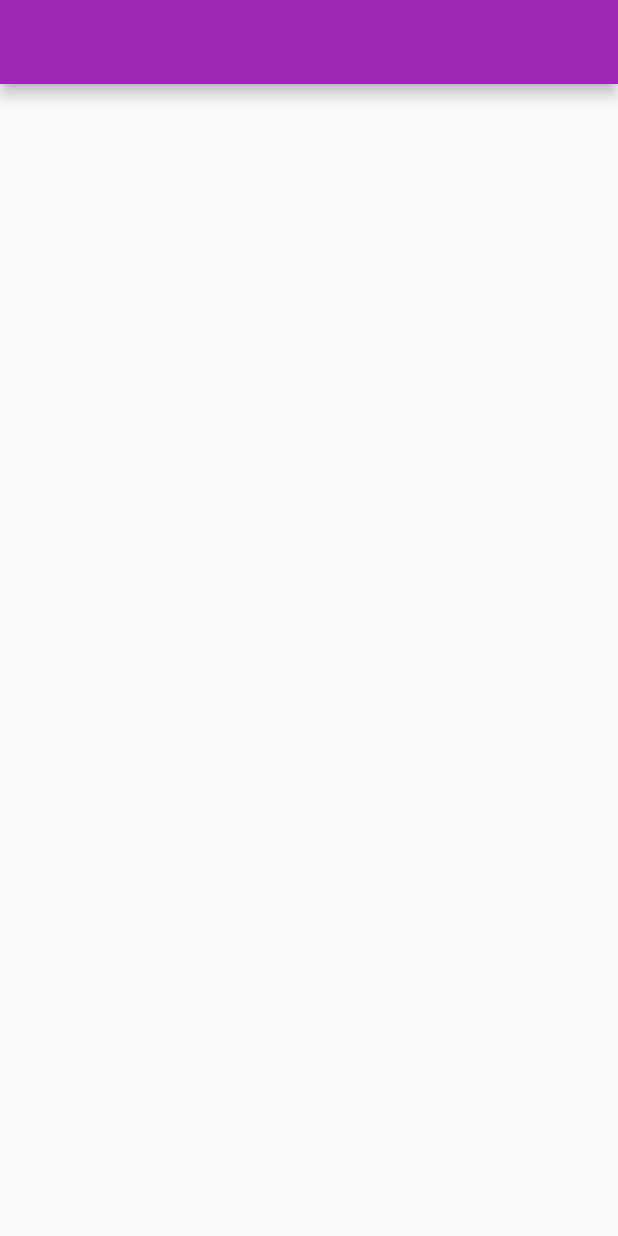
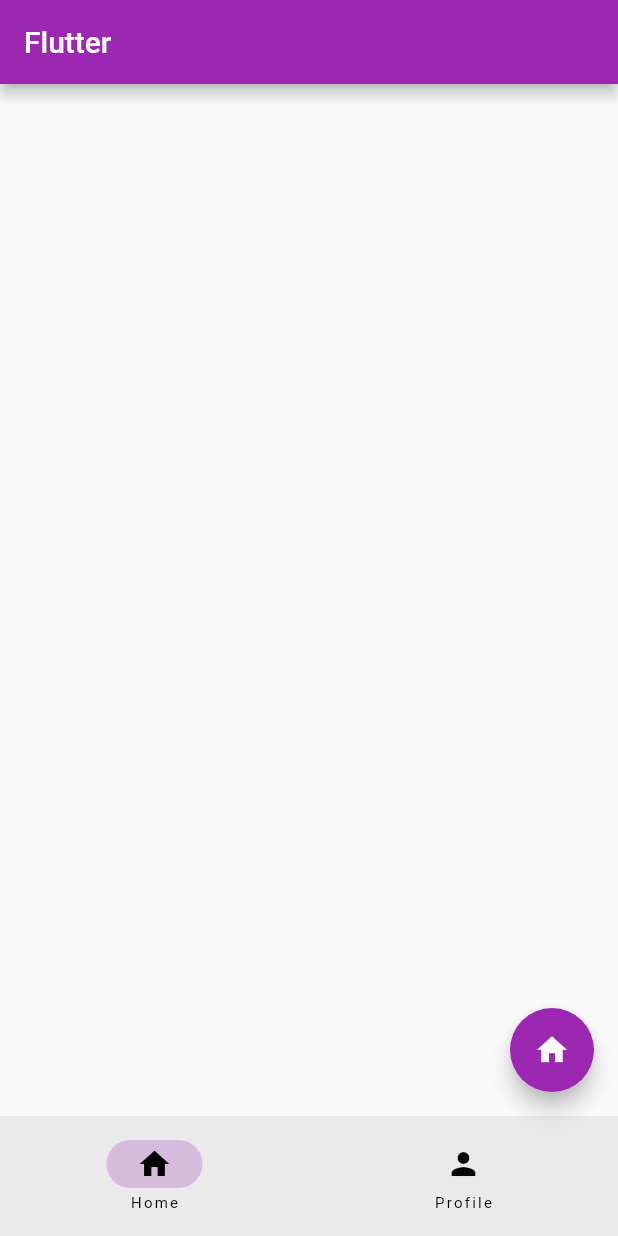
Before and after one commit to MDMohaymenUlAnam/flutterstarter, a Flutter app: the screen it shows after launch, on a phone screen of 412 x 824 dp. Run offline on Flutter 3.47's test engine with Material 2 defaults, Android fonts, the phone set to English and light mode, and no system bars.

Commit message:
Working on the navigationbar

```diff
--- a/coolapp/lib/main.dart
+++ b/coolapp/lib/main.dart
@@ -9,18 +9,17 @@ class MyApp extends StatelessWidget {
 
   @override
   Widget build(BuildContext context) {
-    return  MaterialApp( //here the const keyword has to used to solve the warning, so that flutter is happy and wont show errors
+    return MaterialApp(
+      //here the const keyword has to used to solve the warning, so that flutter is happy and wont show errors
       debugShowCheckedModeBanner: false,
-      theme: ThemeData(
-        primarySwatch: Colors.purple
-      ),
+      theme: ThemeData(primarySwatch: Colors.purple),
       home: const RootPage(),
     ); //widget then argument home, then again widget scaffold and under that another widget. This is the flow of flutter archi. This part basically displays white screen
-
   }
 }
 
-class RootPage extends StatefulWidget { //when user clicks on the screen and it changes something, we need this stateful widget. Kinda like setstate of React
+class RootPage extends StatefulWidget {
+  //when user clicks on the screen and it changes something, we need this stateful widget. Kinda like setstate of React
   const RootPage({super.key});
 
   @override
@@ -28,10 +27,23 @@ class RootPage extends StatefulWidget { //when user clicks on the screen and it
 }
 
 class _RootPageState extends State<RootPage> {
+  int currentPage = 0;
   @override
   Widget build(BuildContext context) {
-    return  Scaffold(
-      appBar: AppBar(),
+    return Scaffold(
+      appBar: AppBar(
+        title: const Text('Flutter'),
+      ),
+      floatingActionButton: FloatingActionButton(
+        onPressed: () {
+          debugPrint('Floating action button is pressed');
+        },
+        child: const Icon(Icons.home),
+      ),
+      bottomNavigationBar: NavigationBar(destinations: const [
+        NavigationDestination(icon: Icon(Icons.home), label: 'Home'),
+        NavigationDestination(icon: Icon(Icons.person), label: 'Profile')
+      ]),
     );
   }
 }
```
